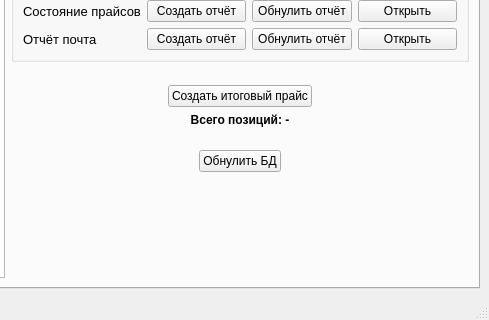
The window that price_processing_2.ui (tmptr1/price_processing) describes before a commit, drawn with Qt 5; both pictures show x 624 to 1113 and y 607 to 927 of the 1113 by 927 pixel window.
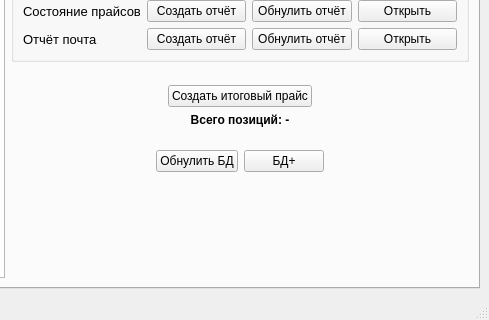
The same window after the commit. Icons and pictures are not drawn.

The edit to the form file:
```diff
--- a/price_processing_2.ui
+++ b/price_processing_2.ui
@@ -2145,6 +2145,13 @@
                   </property>
                  </widget>
                 </item>
+                <item>
+                 <widget class="QPushButton" name="AddDBButton_2">
+                  <property name="text">
+                   <string>БД+</string>
+                  </property>
+                 </widget>
+                </item>
                 <item>
                  <spacer name="horizontalSpacer_21">
                   <property name="orientation">
```
